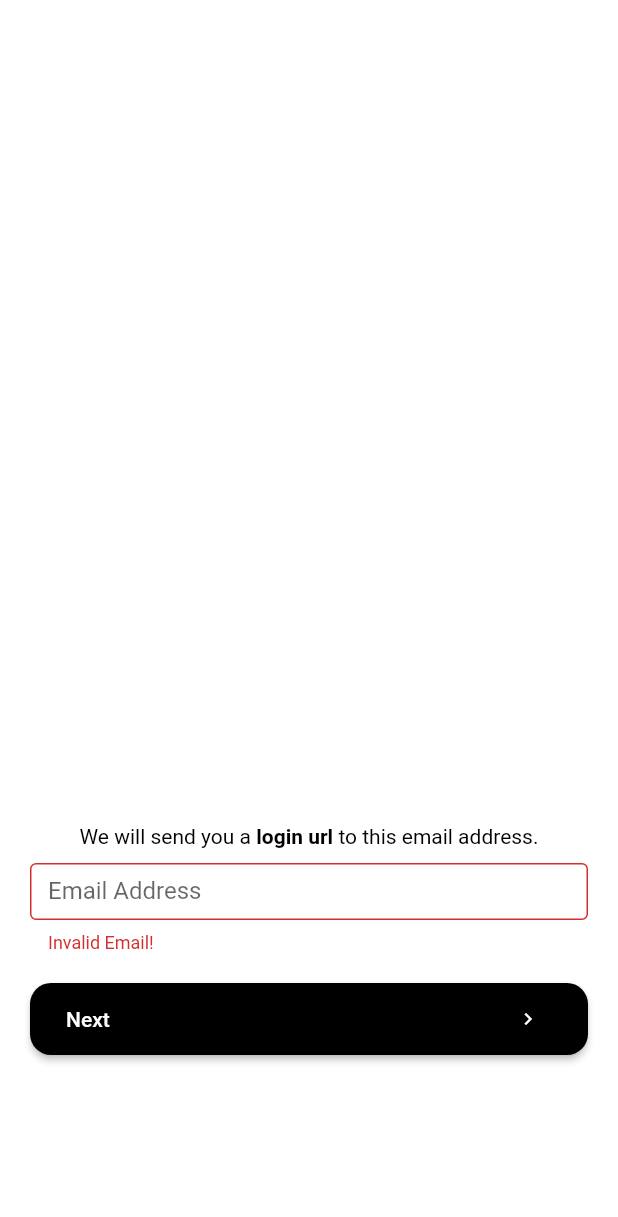
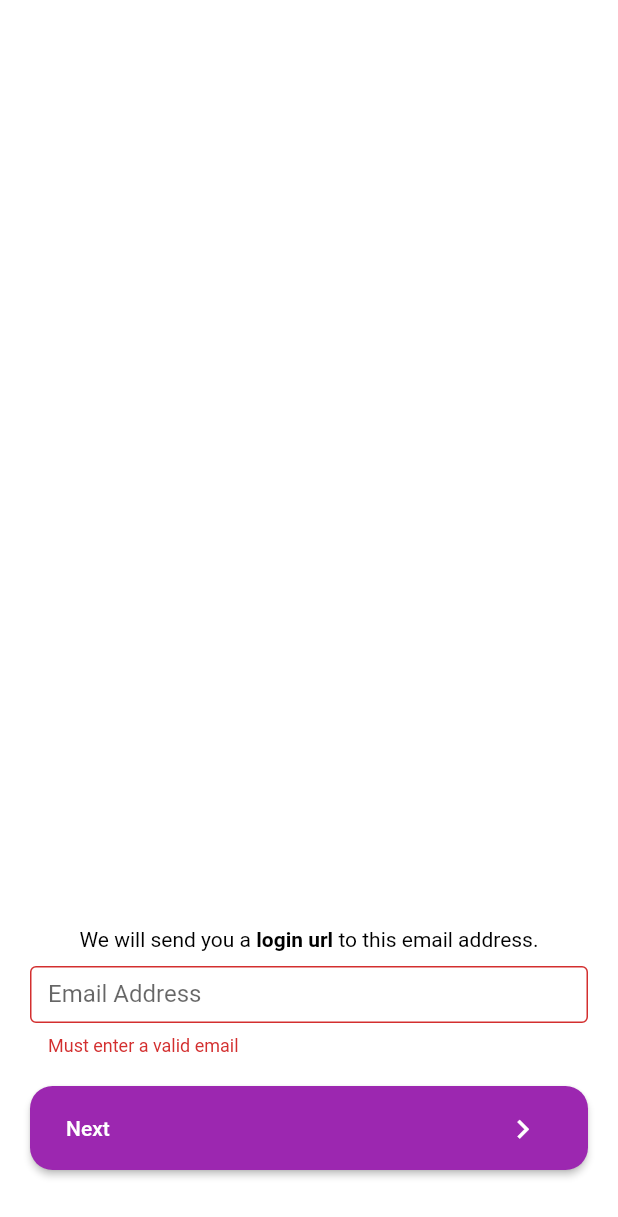
Before and after one commit to gundadittu/BoomBoxMobileApp, a Flutter app: the screen it shows after launch, after a tap on "Next", on a phone screen of 412 x 824 dp. Shown: the top 1217 px of the screen. Run offline on Flutter 3.47's test engine with Material 2 defaults, Android fonts, the phone set to English and light mode, and no system bars; our stand-ins replace firebase_auth, firebase_core, firebase_dynamic_links, sentry_flutter, shared_preferences; missing offline and left inert: open_mail_app; accounts and stored records are empty.

Commit message:
implemented user auth flow (still missing some decorative components)

```diff
--- a/lib/main.dart
+++ b/lib/main.dart
@@ -1,19 +1,23 @@
 // Flutter + Dart dependencies
 import 'package:flutter/material.dart';
+import 'package:flutter/foundation.dart';
 
 // External dependencies
 import 'package:firebase_core/firebase_core.dart';
 import 'package:firebase_dynamic_links/firebase_dynamic_links.dart';
 import 'package:firebase_auth/firebase_auth.dart';
 import 'package:provider/provider.dart';
+import 'package:sentry_flutter/sentry_flutter.dart';
 
 // Providers
 import 'provider/auth_manager.dart';
-
 // Screens
 import 'screens/auth_screen.dart';
+import 'screens/main_bottom_nav_bar_screen.dart';
+// Internal Helpers
+import './error_manager.dart';
 
-// Note ignore the below error when executing "flutter run" for Android. Not fatal. Will be fixed in future Android release.
+// Note: Ignore the below error when executing "flutter run" for Android. Not fatal. Will be fixed in future Android release.
 // - W/ConnectionTracker(18335): Exception thrown while unbinding
 // - W/ConnectionTracker(18335): java.lang.IllegalArgumentException: Service not registered: lu@7e72165
 // - ..........
@@ -21,31 +25,75 @@ import 'screens/auth_screen.dart';
 // https://github.com/firebase/firebase-android-sdk/issues/2244
 // https://stackoverflow.com/questions/63492211/no-firebase-app-default-has-been-created-call-firebase-initializeapp-in
 
-void main() {
+Future<void> main() async {
+  //  WidgetsFlutterBinding.ensureInitialized(); added due to address the issue discussed here:
+  // - https://stackoverflow.com/questions/57689492/flutter-unhandled-exception-servicesbinding-defaultbinarymessenger-was-accesse
   WidgetsFlutterBinding.ensureInitialized();
-  runApp(MyApp());
+  await SentryFlutter.init(
+    (options) => options.dsn =
+        'https://55e8c725858d460588bc683e69ebb554@o493644.ingest.sentry.io/5563418', // refactor to store dsn in config file
+    appRunner: () => runApp(MyApp()),
+  );
 }
 
 class MyApp extends StatelessWidget {
-  // MyApp is the application's root widget
+  /*
+  Relevant docs:
+  - FlutterFire: https://firebase.flutter.dev/docs/overview
+  - How to setup
+  */
+  FutureBuilder _createFirebaseFutureBuilder() {
+    Future<FirebaseApp> _firebaseInitialization() async {
+      try {
+        FirebaseApp firebase = await Firebase.initializeApp();
+        return firebase;
+      } catch (error, stackTrace) {
+        ErrorManager.reportError(error, stackTrace);
+        throw error;
+      }
+    }
 
-  Future<FirebaseApp> _firebaseInitialization() async {
-    FirebaseApp firebase = await Firebase.initializeApp();
-    return firebase;
-  }
-
-  FutureBuilder _createFirebaseFutureBuilder() {
     return FutureBuilder(
       // Initialize FlutterFire:
       future: _firebaseInitialization(),
       builder: (context, snapshot) {
+        // Firebase SDK initialization failed
         if (snapshot.hasError) {
           return Text("Something went wrong"); // Create proper widget for this
         }
 
+        // Firebase SDK initialization success
         if (snapshot.connectionState == ConnectionState.done) {
-          return HomePage();
+          return MultiProvider(
+            providers: [
+              ChangeNotifierProvider(
+                create: (_) => AuthManager(),
+              ),
+              // ChangeNotifierProxyProvider<Auth, Products>(
+              //   create: null,
+              //   update: (ctx, auth, previousProducts) => Products(
+              //     auth.token,
+              //     auth.userId,
+              //     previousProducts == null ? [] : previousProducts.items,
+              //   ),
+              // ),
+              // ChangeNotifierProvider(
+              //   create: (_) => Cart(),
+              // ),
+              // ChangeNotifierProxyProvider<Auth, Orders>(
+              //   create: null,
+              //   update: (ctx, auth, previousOrders) => Orders(
+              //     auth.token,
+              //     auth.userId,
+              //     previousOrders == null ? [] : previousOrders.orders,
+              //   ),
+              // ),
+            ],
+            child: HomePage(),
+          );
         }
+
+        // Firebase SDK initialization in progress
         return Text("Loading"); // Replace this with proper page
       },
     );
@@ -54,14 +102,20 @@ class MyApp extends StatelessWidget {
   @override
   Widget build(BuildContext context) {
     return MaterialApp(
-      title: 'BoomBox',
-      theme: ThemeData(
-        primarySwatch: Colors.blue,
-        accentColor: Colors.grey,
-        visualDensity: VisualDensity.adaptivePlatformDensity,
-      ),
-      home: _createFirebaseFutureBuilder(),
-    );
+        title: 'BoomBox', // refactor to global config file
+        theme: ThemeData(
+          primarySwatch: Colors.purple,
+          accentColor: Colors.yellowAccent,
+          visualDensity: VisualDensity.adaptivePlatformDensity,
+        ),
+        // Initializes Firebase SDK and UI
+        home: _createFirebaseFutureBuilder(),
+        navigatorObservers: [
+          SentryNavigatorObserver(),
+        ],
+        routes: {
+          AuthScreen.routeName: (_) => AuthScreen(),
+        });
   }
 }
 
@@ -78,30 +132,28 @@ class _HomePageState extends State<HomePage> {
   }
 
   /*
-  Notes:
-  - Sets up Firebase deep linking
-  - Used to handle authentication by email link
   Relevant Docs:
   - https://pub.dev/packages/firebase_dynamic_links
-  - PendingDynamicLinkData: https://pub.dev/documentation/firebase_dynamic_links/latest/firebase_dynamic_links/PendingDynamicLinkData-class.html
+  - https://pub.dev/documentation/firebase_dynamic_links/latest/firebase_dynamic_links/firebase_dynamic_links-library.html
   */
   void initDynamicLinks() async {
+    await Provider.of<AuthManager>(context, listen: false).signOut(); // - for dev purposes
+
     // Includes logic to check if deep link is for signing in via email and tell AuthManager
     Future<bool> handleEmailAuthLink(Uri deepLink) async {
       final String deepLinkString = deepLink.toString();
-      try {
-        if (FirebaseAuth.instance.isSignInWithEmailLink(deepLinkString)) {
-          await Provider.of<AuthManager>(context, listen: false).verifyEmailAuthLink(deepLinkString);
+      if (FirebaseAuth.instance.isSignInWithEmailLink(deepLinkString)) {
+        try {
+          await Provider.of<AuthManager>(context, listen: false)
+              .verifyEmailAuthLink(deepLinkString);
           return true;
-        } else {
-          return false;
+        } catch (e) {
+          ErrorManager.showErrorDialog(context, e.toString());
         }
-      } catch (error) {
-        throw error; // handle error with UI alert, etc.
       }
+      return false;
     }
 
-    // Configures FirebaseDynamicLink onLink listener to handle deep links going forward
     FirebaseDynamicLinks.instance.onLink(
         onSuccess: (PendingDynamicLinkData dynamicLink) async {
       final Uri deepLink = dynamicLink?.link;
@@ -110,11 +162,11 @@ class _HomePageState extends State<HomePage> {
         await handleEmailAuthLink(deepLink);
       }
     }, onError: (OnLinkErrorException e) async {
-      print('onLinkError');
-      print(e.message); // refactor to let UI show error message
+      ErrorManager.reportError(e, StackTrace.current);
+      ErrorManager.showErrorDialog(context, "There was an issue opening this deep link.");
     });
 
-    // Checks if a dynamic link opened the app; will retun null otherwise
+    // Checks if a dynamic link is what caused the app to open; will retun null otherwise
     final PendingDynamicLinkData data =
         await FirebaseDynamicLinks.instance.getInitialLink();
     final Uri deepLink = data?.link;
@@ -124,87 +176,18 @@ class _HomePageState extends State<HomePage> {
     }
   }
 
+  /*
+  Related docs
+  - Provider package docs: https://pub.dev/packages/provider
+  */
   @override
   Widget build(BuildContext context) {
-    return MultiProvider(
-      providers: [
-        ChangeNotifierProvider(
-          create: (_) => AuthManager(),
-        ),
-        // ChangeNotifierProxyProvider<Auth, Products>(
-        //   create: null,
-        //   update: (ctx, auth, previousProducts) => Products(
-        //     auth.token,
-        //     auth.userId,
-        //     previousProducts == null ? [] : previousProducts.items,
-        //   ),
-        // ),
-        // ChangeNotifierProvider(
-        //   create: (_) => Cart(),
-        // ),
-        // ChangeNotifierProxyProvider<Auth, Orders>(
-        //   create: null,
-        //   update: (ctx, auth, previousOrders) => Orders(
-        //     auth.token,
-        //     auth.userId,
-        //     previousOrders == null ? [] : previousOrders.orders,
-        //   ),
-        // ),
-      ],
-      child: Consumer<AuthManager>(
-        builder: (ctx, authManager, _) {
-          return authManager.isLoggedIn == true
-              ? Text("logged in") // Replace this with proper page
-              : AuthScreen(); // Replace with proper page
-        },
-      ),
+    return Consumer<AuthManager>(
+      builder: (ctx, authManager, _) {
+        return authManager.isLoggedIn == true
+            ? MainBottomNavBar()
+            : AuthScreen();
+      },
     );
   }
 }
-
-// class MyHomePage extends StatefulWidget {
-//   MyHomePage({Key key, this.title}) : super(key: key);
-
-//   final String title;
-
-//   @override
-//   _MyHomePageState createState() => _MyHomePageState();
-// }
-
-// class _MyHomePageState extends State<MyHomePage> {
-//   int _counter = 0;
-
-//   void _incrementCounter() {
-//     setState(() {
-//       _counter++;
-//     });
-//   }
-
-//   @override
-//   Widget build(BuildContext context) {
-//     return Scaffold(
-//       appBar: AppBar(
-//         title: Text(widget.title),
-//       ),
-//       body: Center(
-//         child: Column(
-//           mainAxisAlignment: MainAxisAlignment.center,
-//           children: <Widget>[
-//             Text(
-//               'You have pushed the button this many times:',
-//             ),
-//             Text(
-//               '$_counter',
-//               style: Theme.of(context).textTheme.headline4,
-//             ),
-//           ],
-//         ),
-//       ),
-//       floatingActionButton: FloatingActionButton(
-//         onPressed: _incrementCounter,
-//         tooltip: 'Increment',
-//         child: Icon(Icons.add),
-//       ), // This trailing comma makes auto-formatting nicer for build methods.
-//     );
-//   }
-// }
--- a/lib/screens/auth_screen.dart
+++ b/lib/screens/auth_screen.dart
@@ -2,15 +2,23 @@
 import 'package:flutter/material.dart';
 
 // Internal dependencies
+import '../error_manager.dart';
 import '../provider/auth_manager.dart';
 
 //External dependencies
 import 'package:provider/provider.dart';
+import 'package:open_mail_app/open_mail_app.dart';
+
+// TO DO:
+// - add proper background + logo + etc.
+// - add smoother animation when screen widgets move up on keyboard appearance
 
 class AuthScreen extends StatefulWidget {
   const AuthScreen({
     Key key,
   }) : super(key: key);
+
+  static final routeName = "/auth";
 
   @override
   _AuthScreenState createState() => _AuthScreenState();
@@ -19,7 +27,6 @@ class AuthScreen extends StatefulWidget {
 class _AuthScreenState extends State<AuthScreen> {
   final GlobalKey<FormState> _formKey = GlobalKey();
 
-  // TextEditingController _emailInputController;
   var _isLoading = false;
   Map<String, String> _formData = {
     'email': '',
@@ -39,26 +46,118 @@ class _AuthScreenState extends State<AuthScreen> {
       final userEmail = _formData['email'];
       await Provider.of<AuthManager>(context, listen: false)
           .sendEmailWithAuthLink(userEmail);
-      // navigate user to next screen
+      try {
+        _showOpenMailAppInstructions();
+      } catch (e, stackTrace) {
+        // Allows us to keep track of whether users are having issues with the mail app picker
+        ErrorManager.reportError(e, stackTrace);
+      }
 
+      setState(() {
+        _isLoading = false;
+      });
     } catch (error) {
-      throw error; // handle and display error here
+      setState(() {
+        _isLoading = false;
+      });
+      // this error is already reported in AuthManager.sendEmailWithAuthLink
+      ErrorManager.showErrorDialog(context, error.toString());
     }
+  }
+
+  void _showOpenMailAppInstructions() {
+    void _showNoMailAppsDialog(BuildContext context) {
+      showDialog(
+        context: context,
+        builder: (context) {
+          return AlertDialog(
+            title: Text("Open Mail App"),
+            content: Text("No mail apps installed"),
+            actions: <Widget>[
+              FlatButton(
+                child: Text("OK"),
+                onPressed: () {
+                  Navigator.pop(context);
+                },
+              )
+            ],
+          );
+        },
+      );
+    }
+
+    showModalBottomSheet<void>(
+      context: context,
+      shape: RoundedRectangleBorder(
+        borderRadius: BorderRadius.vertical(top: Radius.circular(25.0)),
+      ),
+      builder: (BuildContext context) {
+        return Container(
+          height: 200,
+          child: Center(
+            child: Column(
+              mainAxisAlignment: MainAxisAlignment.center,
+              mainAxisSize: MainAxisSize.min,
+              children: <Widget>[
+                const Text('Modal BottomSheet'),
+                RaisedButton(
+                  child: Text("Open Mail App"),
+                  onPressed: () async {
+                    Navigator.pop(context);
+                    // Android: Will open mail app or show native picker.
+                    // iOS: Will open mail app if single mail app found.
+                    var result = await OpenMailApp.openMailApp();
+
+                    // If no mail apps found, show error
+                    if (!result.didOpen && !result.canOpen) {
+                      _showNoMailAppsDialog(context);
+
+                      // iOS: if multiple mail apps found, show dialog to select.
+                      // There is no native intent/default app system in iOS so
+                      // you have to do it yourself.
+                    } else if (!result.didOpen && result.canOpen) {
+                      showDialog(
+                        context: context,
+                        builder: (_) {
+                          return MailAppPickerDialog(
+                            mailApps: result.options,
+                          );
+                        },
+                      );
+                    }
+                  },
+                ),
+              ],
+            ),
+          ),
+        );
+      },
+    );
   }
 
   @override
   Widget build(BuildContext context) {
+    final bottomPadding = MediaQuery.of(context).viewInsets.bottom;
+
     return Scaffold(
+      resizeToAvoidBottomInset: false,
+      resizeToAvoidBottomPadding: false,
       backgroundColor: Colors.white,
       body: SafeArea(
         child: SingleChildScrollView(
+          reverse: true,
+          child: Padding(
+            padding: EdgeInsets.only(
+              bottom: bottomPadding,
+            ),
             child: Container(
               height: MediaQuery.of(context).size.height,
               child: Column(
                 children: <Widget>[
                   Expanded(
-                  flex: 2,
-                  child: Column(), // add logo, etc. here + pin to top of screen
+                    flex: 3,
+                    child:
+                        Column(), // add logo, etc. here + pin to top of screen
                   ),
                   Expanded(
                     flex: 1,
@@ -114,7 +213,7 @@ class _AuthScreenState extends State<AuthScreen> {
                               enabled: !_isLoading,
                               validator: (value) {
                                 if (value.isEmpty || !value.contains("@")) {
-                                return 'Invalid Email!';
+                                  return 'Must enter a valid email';
                                 }
                                 return null;
                               },
@@ -126,15 +225,18 @@ class _AuthScreenState extends State<AuthScreen> {
                         ),
                         Container(
                           margin: const EdgeInsets.symmetric(
-                            horizontal: 20, vertical: 10),
+                            horizontal: 20,
+                            vertical: 10,
+                          ),
                           constraints: const BoxConstraints(
                             maxWidth: 500,
                           ),
-                        child: RaisedButton(
-                          onPressed: _submitForm,
-                          color: Colors.black,
-                          shape: const RoundedRectangleBorder(
-                            borderRadius: BorderRadius.all(Radius.circular(14)),
+                          child: ElevatedButton(
+                            onPressed: _isLoading ? null : _submitForm,
+                            style: ElevatedButton.styleFrom(
+                              shape: RoundedRectangleBorder(
+                                borderRadius: BorderRadius.circular(15.0),
+                              ),
                             ),
                             child: Container(
                               padding: const EdgeInsets.symmetric(
@@ -142,23 +244,28 @@ class _AuthScreenState extends State<AuthScreen> {
                                 horizontal: 8,
                               ),
                               child: Row(
-                              mainAxisAlignment: MainAxisAlignment.spaceBetween,
+                                mainAxisAlignment:
+                                    MainAxisAlignment.spaceBetween,
                                 children: <Widget>[
                                   Text(
                                     'Next',
-                                  style: TextStyle(color: Colors.white),
+                                    style: TextStyle(
+                                      color: Colors.white,
+                                    ),
                                   ),
                                   Container(
                                     padding: const EdgeInsets.all(8),
+                                    height: 40,
+                                    width: 40,
                                     decoration: BoxDecoration(
                                       borderRadius: const BorderRadius.all(
                                           Radius.circular(20)),
-                                    color: Colors.black,
                                     ),
-                                  child: Icon(
+                                    child: _isLoading
+                                        ? CircularProgressIndicator()
+                                        : Icon(
                                             Icons.navigate_next_outlined,
-                                    color: Colors.white,
-                                    size: 16,
+                                            size: 25,
                                           ),
                                   )
                                 ],
@@ -174,6 +281,7 @@ class _AuthScreenState extends State<AuthScreen> {
             ),
           ),
         ),
+      ),
     );
   }
 }
--- a/pubspec.yaml
+++ b/pubspec.yaml
@@ -37,6 +37,8 @@ dev_dependencies:
   firebase_dynamic_links: "0.6.3"
   provider: ^4.3.2+3
   shared_preferences: ^0.5.3+1
+  sentry_flutter: ^4.0.0
+  open_mail_app: ^0.0.5
 
 # For information on the generic Dart part of this file, see the
 # following page: https://dart.dev/tools/pub/pubspec
```
Also changed, not shown: lib/error_manager.dart (added, +64 -0 lines), lib/provider/auth_manager.dart (+44 -22 lines), lib/screens/main_bottom_nav_bar_screen.dart (added, +66 -0 lines), lib/screens/personal_boombox_screen.dart (added, +11 -0 lines), pubspec.lock, 23 other files. Lines whose indentation alone changed are shown as unchanged.
